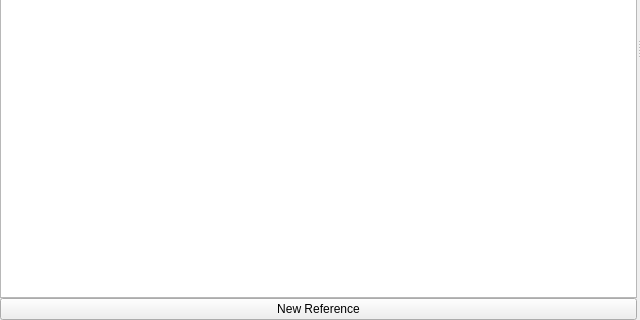
Old version of the form src/bibim/gui/ui/ui_reference_manager.ui in the repository rxuriguera/bibtexIndexMaker; both pictures show x 0 to 640 and y 225 to 545 of the 640 by 545 pixel window.
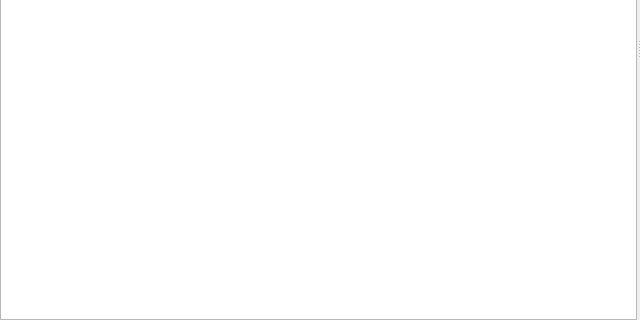
New version of the form.

```diff
--- a/src/bibim/gui/ui/ui_reference_manager.ui
+++ b/src/bibim/gui/ui/ui_reference_manager.ui
@@ -69,13 +69,6 @@
          </column>
         </widget>
        </item>
-       <item>
-        <widget class="QPushButton" name="addReferenceButton">
-         <property name="text">
-          <string>New Reference</string>
-         </property>
-        </widget>
-       </item>
       </layout>
      </widget>
      <widget class="QWidget" name="verticalLayoutWidget">
```
Left out of the diff: 3 changed lines with no effect on the pictures.
